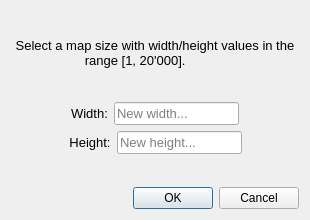
Above: src/gui/dialog/resize_map/resize_dialog.ui from albin-johansson/tactile before the change. Below: the same form after it.
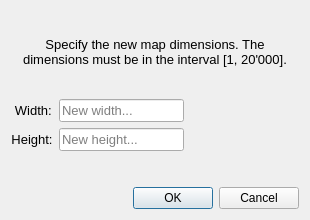
That is the form after the change.

The edit to the form file:
```diff
--- a/src/gui/dialog/resize_map/resize_dialog.ui
+++ b/src/gui/dialog/resize_map/resize_dialog.ui
@@ -11,7 +11,7 @@
    </rect>
   </property>
   <property name="sizePolicy">
-   <sizepolicy hsizetype="Fixed" vsizetype="Fixed">
+   <sizepolicy hsizetype="Preferred" vsizetype="Preferred">
     <horstretch>0</horstretch>
     <verstretch>0</verstretch>
    </sizepolicy>
@@ -31,22 +31,7 @@
   <property name="windowTitle">
    <string>Resize tilemap</string>
   </property>
-  <layout class="QGridLayout" name="gridLayout_2">
-   <item row="1" column="0">
     <layout class="QVBoxLayout" name="verticalLayout">
-     <item>
-      <spacer name="verticalSpacer_2">
-       <property name="orientation">
-        <enum>Qt::Vertical</enum>
-       </property>
-       <property name="sizeHint" stdset="0">
-        <size>
-         <width>20</width>
-         <height>40</height>
-        </size>
-       </property>
-      </spacer>
-     </item>
      <item>
       <widget class="QLabel" name="infoLabel">
        <property name="font">
@@ -56,7 +41,7 @@
         </font>
        </property>
        <property name="text">
-        <string>Select a map size with width/height values in the range [1, 20'000].           </string>
+      <string>&lt;html&gt;&lt;head/&gt;&lt;body&gt;&lt;p&gt;Specify the new map dimensions. The dimensions must be in the interval [1, 20'000].&lt;/p&gt;&lt;/body&gt;&lt;/html&gt;</string>
        </property>
        <property name="alignment">
         <set>Qt::AlignCenter</set>
@@ -67,34 +52,8 @@
       </widget>
      </item>
      <item>
-      <spacer name="verticalSpacer_3">
-       <property name="orientation">
-        <enum>Qt::Vertical</enum>
-       </property>
-       <property name="sizeHint" stdset="0">
-        <size>
-         <width>20</width>
-         <height>40</height>
-        </size>
-       </property>
-      </spacer>
-     </item>
-     <item>
-      <layout class="QHBoxLayout" name="horizontalLayout">
-       <item>
-        <spacer name="horizontalSpacer_3">
-         <property name="orientation">
-          <enum>Qt::Horizontal</enum>
-         </property>
-         <property name="sizeHint" stdset="0">
-          <size>
-           <width>40</width>
-           <height>20</height>
-          </size>
-         </property>
-        </spacer>
-       </item>
-       <item>
+    <layout class="QFormLayout" name="formLayout">
+     <item row="0" column="0">
         <widget class="QLabel" name="widthLabel">
          <property name="font">
           <font>
@@ -103,17 +62,17 @@
           </font>
          </property>
          <property name="text">
-          <string>Width:</string>
+        <string> Width:</string>
          </property>
          <property name="alignment">
           <set>Qt::AlignCenter</set>
          </property>
         </widget>
        </item>
-       <item>
+     <item row="0" column="1">
         <widget class="QLineEdit" name="widthEdit">
          <property name="sizePolicy">
-          <sizepolicy hsizetype="Minimum" vsizetype="Minimum">
+        <sizepolicy hsizetype="Fixed" vsizetype="Preferred">
            <horstretch>0</horstretch>
            <verstretch>0</verstretch>
           </sizepolicy>
@@ -129,37 +88,7 @@
          </property>
         </widget>
        </item>
-       <item>
-        <spacer name="horizontalSpacer">
-         <property name="orientation">
-          <enum>Qt::Horizontal</enum>
-         </property>
-         <property name="sizeHint" stdset="0">
-          <size>
-           <width>40</width>
-           <height>20</height>
-          </size>
-         </property>
-        </spacer>
-       </item>
-      </layout>
-     </item>
-     <item>
-      <layout class="QHBoxLayout" name="horizontalLayout_3">
-       <item>
-        <spacer name="horizontalSpacer_4">
-         <property name="orientation">
-          <enum>Qt::Horizontal</enum>
-         </property>
-         <property name="sizeHint" stdset="0">
-          <size>
-           <width>40</width>
-           <height>20</height>
-          </size>
-         </property>
-        </spacer>
-       </item>
-       <item>
+     <item row="1" column="0">
         <widget class="QLabel" name="heightLabel">
          <property name="font">
           <font>
@@ -175,10 +104,10 @@
          </property>
         </widget>
        </item>
-       <item>
+     <item row="1" column="1">
         <widget class="QLineEdit" name="heightEdit">
          <property name="sizePolicy">
-          <sizepolicy hsizetype="Minimum" vsizetype="Minimum">
+        <sizepolicy hsizetype="Fixed" vsizetype="Preferred">
            <horstretch>0</horstretch>
            <verstretch>0</verstretch>
           </sizepolicy>
@@ -194,40 +123,9 @@
          </property>
         </widget>
        </item>
-       <item>
-        <spacer name="horizontalSpacer_2">
-         <property name="orientation">
-          <enum>Qt::Horizontal</enum>
-         </property>
-         <property name="sizeHint" stdset="0">
-          <size>
-           <width>40</width>
-           <height>20</height>
-          </size>
-         </property>
-        </spacer>
-       </item>
       </layout>
      </item>
      <item>
-      <spacer name="verticalSpacer">
-       <property name="orientation">
-        <enum>Qt::Vertical</enum>
-       </property>
-       <property name="sizeType">
-        <enum>QSizePolicy::Expanding</enum>
-       </property>
-       <property name="sizeHint" stdset="0">
-        <size>
-         <width>20</width>
-         <height>40</height>
-        </size>
-       </property>
-      </spacer>
-     </item>
-    </layout>
-   </item>
-   <item row="2" column="0">
     <widget class="QDialogButtonBox" name="buttonBox">
      <property name="orientation">
       <enum>Qt::Horizontal</enum>
```
Lines whose indentation alone changed are shown as unchanged.
